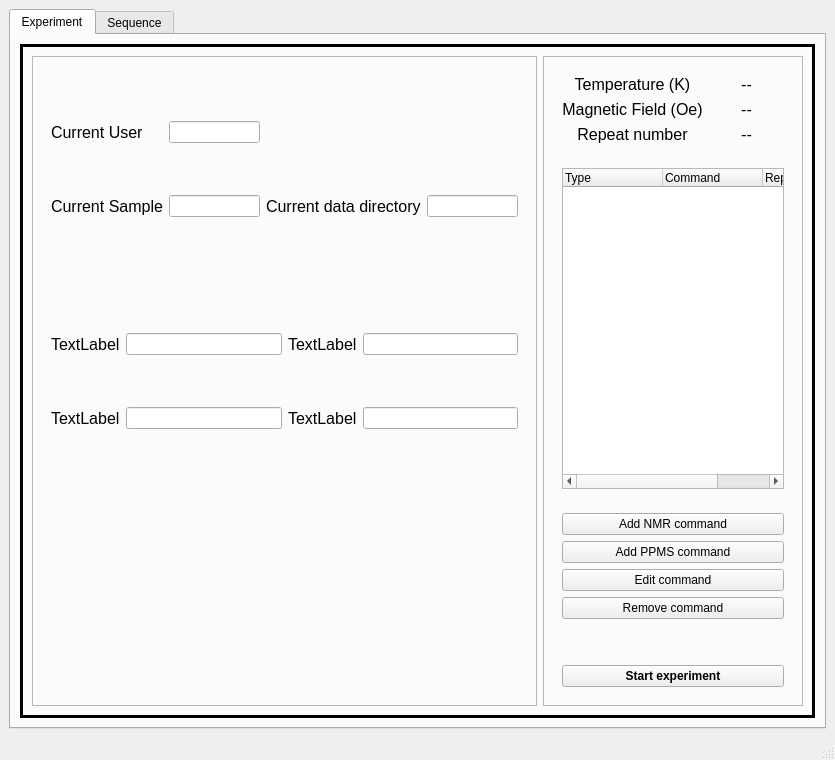
Before: the Qt Designer form GUI_pyQt/ui files/final_gui.ui in jhead96/NMR-spectrometer-GUI, drawn with Qt 5.
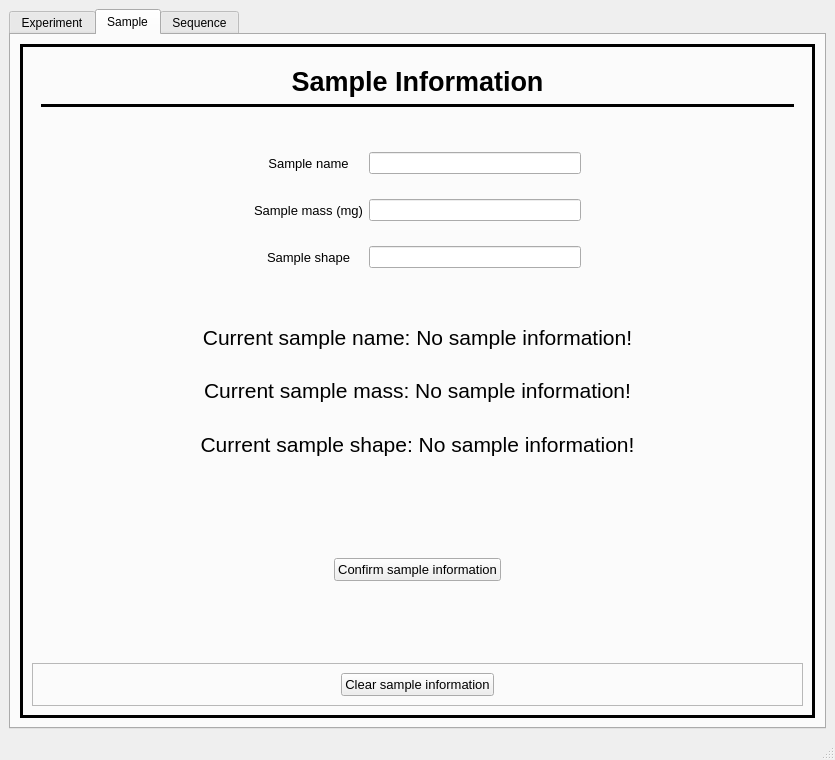
After: the same form once the commit is applied. Custom widgets are drawn as their Qt base class.

Commit message: GUI bug fixes, Current command now changes colour, added sample shape.

```diff
--- a/GUI_pyQt/ui files/final_gui.ui
+++ b/GUI_pyQt/ui files/final_gui.ui
@@ -18,7 +18,7 @@
     <item row="0" column="0">
      <widget class="QTabWidget" name="mainTabWidget">
       <property name="currentIndex">
-       <number>0</number>
+       <number>1</number>
       </property>
       <widget class="QWidget" name="expt_tab">
        <attribute name="title">
@@ -538,6 +538,361 @@
         </item>
        </layout>
       </widget>
+      <widget class="QWidget" name="tab_sample">
+       <attribute name="title">
+        <string>Sample</string>
+       </attribute>
+       <layout class="QGridLayout" name="gridLayout_10">
+        <item row="0" column="0">
+         <widget class="QFrame" name="sampleMainFrame">
+          <property name="frameShape">
+           <enum>QFrame::Box</enum>
+          </property>
+          <property name="frameShadow">
+           <enum>QFrame::Plain</enum>
+          </property>
+          <property name="lineWidth">
+           <number>3</number>
+          </property>
+          <layout class="QVBoxLayout" name="verticalLayout_8">
+           <item>
+            <widget class="QFrame" name="sampleTitleFrame">
+             <property name="sizePolicy">
+              <sizepolicy hsizetype="Preferred" vsizetype="Fixed">
+               <horstretch>0</horstretch>
+               <verstretch>0</verstretch>
+              </sizepolicy>
+             </property>
+             <property name="minimumSize">
+              <size>
+               <width>0</width>
+               <height>62</height>
+              </size>
+             </property>
+             <property name="frameShape">
+              <enum>QFrame::NoFrame</enum>
+             </property>
+             <property name="frameShadow">
+              <enum>QFrame::Plain</enum>
+             </property>
+             <property name="lineWidth">
+              <number>3</number>
+             </property>
+             <layout class="QGridLayout" name="gridLayout_11">
+              <item row="0" column="0">
+               <widget class="QLabel" name="sampleTitleLbl">
+                <property name="sizePolicy">
+                 <sizepolicy hsizetype="Preferred" vsizetype="Fixed">
+                  <horstretch>0</horstretch>
+                  <verstretch>0</verstretch>
+                 </sizepolicy>
+                </property>
+                <property name="font">
+                 <font>
+                  <pointsize>20</pointsize>
+                  <weight>75</weight>
+                  <bold>true</bold>
+                 </font>
+                </property>
+                <property name="text">
+                 <string>Sample Information</string>
+                </property>
+                <property name="alignment">
+                 <set>Qt::AlignCenter</set>
+                </property>
+               </widget>
+              </item>
+              <item row="1" column="0">
+               <widget class="Line" name="sampleTitleHLine">
+                <property name="frameShadow">
+                 <enum>QFrame::Plain</enum>
+                </property>
+                <property name="lineWidth">
+                 <number>3</number>
+                </property>
+                <property name="midLineWidth">
+                 <number>1</number>
+                </property>
+                <property name="orientation">
+                 <enum>Qt::Horizontal</enum>
+                </property>
+               </widget>
+              </item>
+             </layout>
+            </widget>
+           </item>
+           <item>
+            <widget class="QFrame" name="sampleInfoFrame">
+             <property name="frameShape">
+              <enum>QFrame::NoFrame</enum>
+             </property>
+             <property name="frameShadow">
+              <enum>QFrame::Plain</enum>
+             </property>
+             <property name="lineWidth">
+              <number>1</number>
+             </property>
+             <layout class="QGridLayout" name="gridLayout_9">
+              <item row="1" column="3">
+               <spacer name="horizontalSpacer_10">
+                <property name="orientation">
+                 <enum>Qt::Horizontal</enum>
+                </property>
+                <property name="sizeHint" stdset="0">
+                 <size>
+                  <width>40</width>
+                  <height>20</height>
+                 </size>
+                </property>
+               </spacer>
+              </item>
+              <item row="1" column="0">
+               <spacer name="horizontalSpacer_9">
+                <property name="orientation">
+                 <enum>Qt::Horizontal</enum>
+                </property>
+                <property name="sizeHint" stdset="0">
+                 <size>
+                  <width>40</width>
+                  <height>20</height>
+                 </size>
+                </property>
+               </spacer>
+              </item>
+              <item row="0" column="2">
+               <widget class="QLineEdit" name="sampleNameLineEdit"/>
+              </item>
+              <item row="0" column="1">
+               <widget class="QLabel" name="sampleNameLbl">
+                <property name="font">
+                 <font>
+                  <pointsize>10</pointsize>
+                 </font>
+                </property>
+                <property name="text">
+                 <string>Sample name</string>
+                </property>
+                <property name="alignment">
+                 <set>Qt::AlignCenter</set>
+                </property>
+               </widget>
+              </item>
+              <item row="1" column="2">
+               <widget class="QLineEdit" name="sampleMassLineEdit"/>
+              </item>
+              <item row="1" column="1">
+               <widget class="QLabel" name="sampleMassLbl">
+                <property name="font">
+                 <font>
+                  <pointsize>10</pointsize>
+                 </font>
+                </property>
+                <property name="text">
+                 <string>Sample mass (mg)</string>
+                </property>
+                <property name="alignment">
+                 <set>Qt::AlignCenter</set>
+                </property>
+               </widget>
+              </item>
+              <item row="2" column="1">
+               <widget class="QLabel" name="sampleShapeLbl">
+                <property name="font">
+                 <font>
+                  <pointsize>10</pointsize>
+                 </font>
+                </property>
+                <property name="text">
+                 <string>Sample shape</string>
+                </property>
+                <property name="alignment">
+                 <set>Qt::AlignCenter</set>
+                </property>
+               </widget>
+              </item>
+              <item row="2" column="2">
+               <widget class="QLineEdit" name="sampleShapeLineEdit"/>
+              </item>
+             </layout>
+            </widget>
+           </item>
+           <item>
+            <widget class="QFrame" name="currentSampleInfoFrame">
+             <property name="frameShape">
+              <enum>QFrame::NoFrame</enum>
+             </property>
+             <property name="frameShadow">
+              <enum>QFrame::Plain</enum>
+             </property>
+             <property name="lineWidth">
+              <number>1</number>
+             </property>
+             <layout class="QVBoxLayout" name="verticalLayout_10">
+              <item>
+               <widget class="QLabel" name="currentSampleNameLbl">
+                <property name="font">
+                 <font>
+                  <pointsize>16</pointsize>
+                 </font>
+                </property>
+                <property name="text">
+                 <string>Current sample name: No sample information!</string>
+                </property>
+                <property name="alignment">
+                 <set>Qt::AlignCenter</set>
+                </property>
+               </widget>
+              </item>
+              <item>
+               <widget class="QLabel" name="currentSampleMassLbl">
+                <property name="font">
+                 <font>
+                  <pointsize>16</pointsize>
+                 </font>
+                </property>
+                <property name="text">
+                 <string>Current sample mass: No sample information!</string>
+                </property>
+                <property name="alignment">
+                 <set>Qt::AlignCenter</set>
+                </property>
+               </widget>
+              </item>
+              <item>
+               <widget class="QLabel" name="currentSampleShapeLbl">
+                <property name="font">
+                 <font>
+                  <pointsize>16</pointsize>
+                 </font>
+                </property>
+                <property name="text">
+                 <string>Current sample shape: No sample information!</string>
+                </property>
+                <property name="alignment">
+                 <set>Qt::AlignCenter</set>
+                </property>
+               </widget>
+              </item>
+             </layout>
+            </widget>
+           </item>
+           <item>
+            <widget class="QFrame" name="confirmSampleInfoFrame">
+             <property name="frameShape">
+              <enum>QFrame::NoFrame</enum>
+             </property>
+             <property name="frameShadow">
+              <enum>QFrame::Sunken</enum>
+             </property>
+             <layout class="QHBoxLayout" name="horizontalLayout_9">
+              <item>
+               <spacer name="horizontalSpacer_11">
+                <property name="orientation">
+                 <enum>Qt::Horizontal</enum>
+                </property>
+                <property name="sizeHint" stdset="0">
+                 <size>
+                  <width>40</width>
+                  <height>20</height>
+                 </size>
+                </property>
+               </spacer>
+              </item>
+              <item>
+               <widget class="QPushButton" name="confirmSampleInfoBtn">
+                <property name="font">
+                 <font>
+                  <pointsize>10</pointsize>
+                 </font>
+                </property>
+                <property name="text">
+                 <string>Confirm sample information</string>
+                </property>
+                <property name="default">
+                 <bool>false</bool>
+                </property>
+                <property name="flat">
+                 <bool>false</bool>
+                </property>
+               </widget>
+              </item>
+              <item>
+               <spacer name="horizontalSpacer_16">
+                <property name="orientation">
+                 <enum>Qt::Horizontal</enum>
+                </property>
+                <property name="sizeHint" stdset="0">
+                 <size>
+                  <width>40</width>
+                  <height>20</height>
+                 </size>
+                </property>
+               </spacer>
+              </item>
+             </layout>
+            </widget>
+           </item>
+           <item>
+            <widget class="QFrame" name="bottomSampleFrame">
+             <property name="sizePolicy">
+              <sizepolicy hsizetype="Preferred" vsizetype="Fixed">
+               <horstretch>0</horstretch>
+               <verstretch>0</verstretch>
+              </sizepolicy>
+             </property>
+             <property name="frameShape">
+              <enum>QFrame::StyledPanel</enum>
+             </property>
+             <property name="frameShadow">
+              <enum>QFrame::Raised</enum>
+             </property>
+             <layout class="QHBoxLayout" name="horizontalLayout_7">
+              <item>
+               <spacer name="horizontalSpacer">
+                <property name="orientation">
+                 <enum>Qt::Horizontal</enum>
+                </property>
+                <property name="sizeHint" stdset="0">
+                 <size>
+                  <width>40</width>
+                  <height>20</height>
+                 </size>
+                </property>
+               </spacer>
+              </item>
+              <item>
+               <widget class="QPushButton" name="clearSampleInfoBtn">
+                <property name="font">
+                 <font>
+                  <pointsize>10</pointsize>
+                 </font>
+                </property>
+                <property name="text">
+                 <string>Clear sample information</string>
+                </property>
+               </widget>
+              </item>
+              <item>
+               <spacer name="horizontalSpacer_2">
+                <property name="orientation">
+                 <enum>Qt::Horizontal</enum>
+                </property>
+                <property name="sizeHint" stdset="0">
+                 <size>
+                  <width>40</width>
+                  <height>20</height>
+                 </size>
+                </property>
+               </spacer>
+              </item>
+             </layout>
+            </widget>
+           </item>
+          </layout>
+         </widget>
+        </item>
+       </layout>
+      </widget>
       <widget class="QWidget" name="seq_tab">
        <attribute name="title">
         <string>Sequence</string>
```
The commit also changes 2 other files.
